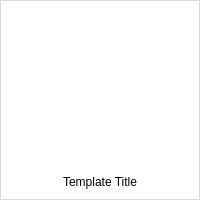
Qt form geometrize/dialog/templatebutton.ui (Tw1ddle/geometrize) before a commit.
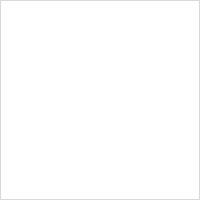
The same form after that commit.

Commit message: Update qrcs, remove name text from templates (too lazy to localize them all), tweak app description

The edit to the form file:
```diff
--- a/geometrize/dialog/templatebutton.ui
+++ b/geometrize/dialog/templatebutton.ui
@@ -89,31 +89,6 @@
      </property>
     </widget>
    </item>
-   <item>
-    <widget class="QLabel" name="titleLabel">
-     <property name="sizePolicy">
-      <sizepolicy hsizetype="Expanding" vsizetype="Expanding">
-       <horstretch>0</horstretch>
-       <verstretch>0</verstretch>
-      </sizepolicy>
-     </property>
-     <property name="text">
-      <string notr="true">Template Title</string>
-     </property>
-     <property name="alignment">
-      <set>Qt::AlignCenter</set>
-     </property>
-     <property name="wordWrap">
-      <bool>true</bool>
-     </property>
-     <property name="margin">
-      <number>4</number>
-     </property>
-     <property name="textInteractionFlags">
-      <set>Qt::NoTextInteraction</set>
-     </property>
-    </widget>
-   </item>
   </layout>
  </widget>
  <resources/>
```
The commit also changes 91 other files.
